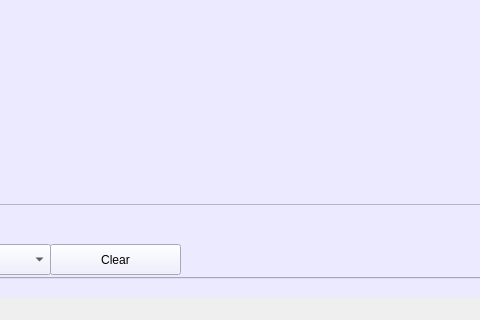
Before: the Qt Designer form projekt scada/scadaUI.ui in jakubwasik/pyScada, drawn with Qt 5; both pictures show x 128 to 608 and y 320 to 640 of the 863 by 640 pixel window.
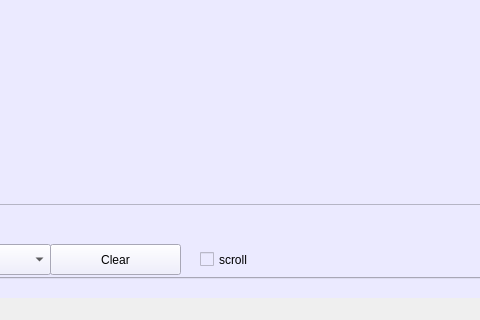
After: the same form once the commit is applied. The open tabs and pages were chosen to show the change.

```diff
--- a/projekt scada/scadaUI.ui
+++ b/projekt scada/scadaUI.ui
@@ -530,11 +530,19 @@
          </property>
         </item>
        </widget>
-       <zorder>listWidget</zorder>
-       <zorder>gridLayoutWidget_3</zorder>
-       <zorder>label_3</zorder>
-       <zorder>clearLogs</zorder>
-       <zorder>comboBox</zorder>
+       <widget class="QCheckBox" name="scroll">
+        <property name="geometry">
+         <rect>
+          <x>280</x>
+          <y>520</y>
+          <width>81</width>
+          <height>31</height>
+         </rect>
+        </property>
+        <property name="text">
+         <string>scroll</string>
+        </property>
+       </widget>
       </widget>
      </widget>
     </item>
```
Left out of the diff: 10 changed lines with no effect on the pictures.
